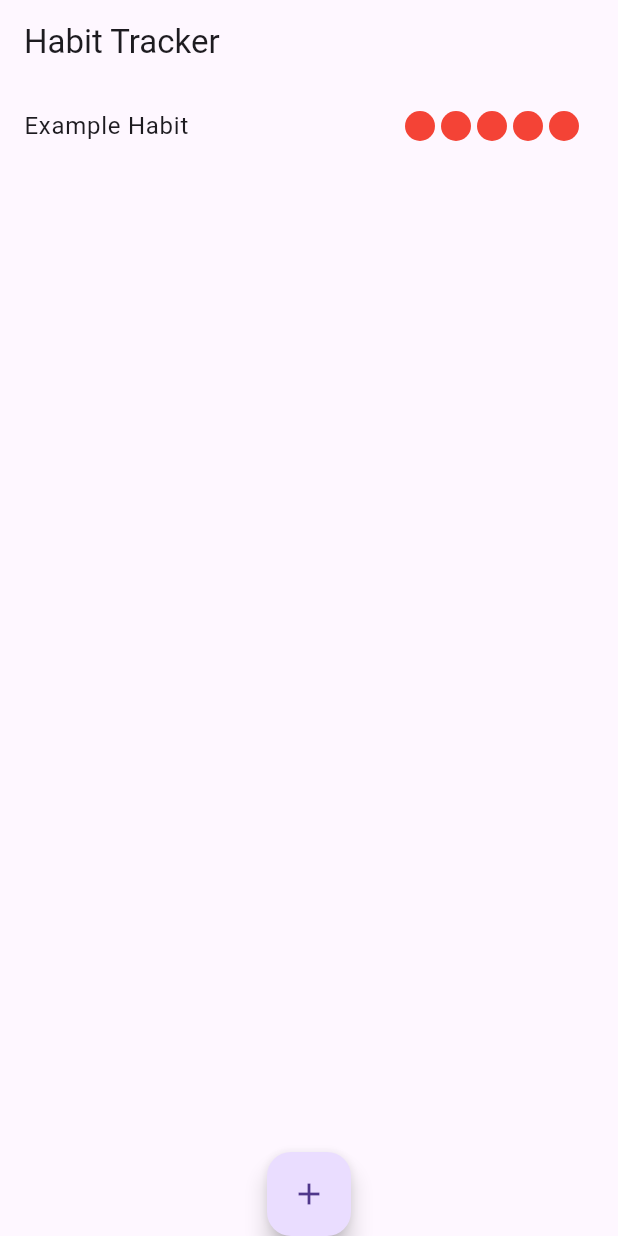
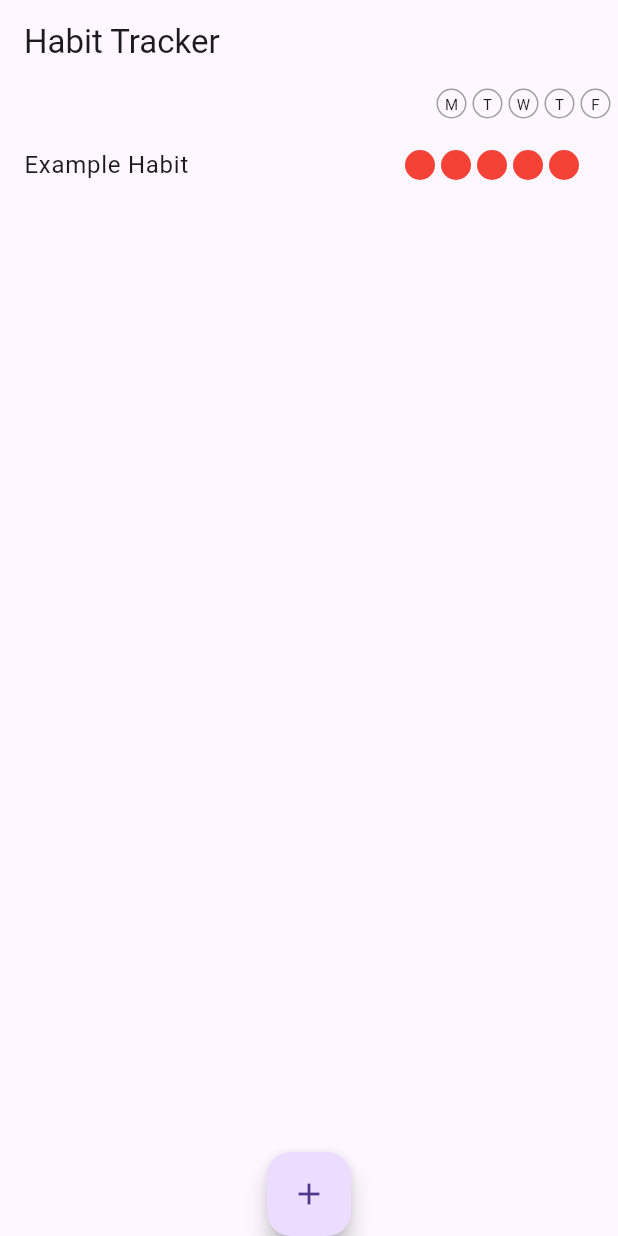
Before and after one commit to msathia/HealthApp, a Flutter app: the screen it shows after launch, on a phone screen of 412 x 824 dp. Run offline on Flutter 3.47's test engine with Material 3 defaults, Android fonts, the phone set to English and light mode, and no system bars.

Commit message:
Added Day on the top row

```diff
--- a/lib/screens/habit_list_screen.dart
+++ b/lib/screens/habit_list_screen.dart
@@ -1,5 +1,6 @@
 import 'package:flutter/material.dart';
 import '../models/habit.dart';
+import 'package:intl/intl.dart'; // Added for DateTime formatting
 
 class HabitListScreen extends StatefulWidget {
   @override
@@ -38,7 +39,38 @@ class _HabitListScreenState extends State<HabitListScreen> {
       appBar: AppBar(
         title: Text('Habit Tracker'),
       ),
-      body: ListView.builder(
+      body: Column(
+        children: [
+          Padding(
+            padding: const EdgeInsets.all(3.0),
+            child: Row(
+              mainAxisAlignment: MainAxisAlignment.end,
+              children: List.generate(
+                5,
+                (index) {
+                  final date =
+                      DateTime.now().subtract(Duration(days: 4 - index));
+                  return Container(
+                    width: 20,
+                    height: 20,
+                    margin: EdgeInsets.symmetric(horizontal: 2),
+                    decoration: BoxDecoration(
+                      shape: BoxShape.circle,
+                      border: Border.all(color: Colors.grey),
+                    ),
+                    child: Center(
+                      child: Text(
+                        _getDayAbbreviation(date.day),
+                        style: TextStyle(fontSize: 10),
+                      ),
+                    ),
+                  );
+                },
+              ),
+            ),
+          ),
+          Expanded(
+            child: ListView.builder(
               itemCount: habits.length,
               itemBuilder: (context, index) {
                 final habit = habits[index];
@@ -56,8 +88,9 @@ class _HabitListScreenState extends State<HabitListScreen> {
                           margin: EdgeInsets.symmetric(horizontal: 2),
                           decoration: BoxDecoration(
                             shape: BoxShape.circle,
-                      color:
-                          habit.completionStatus[i] ? Colors.green : Colors.red,
+                            color: habit.completionStatus[i]
+                                ? Colors.green
+                                : Colors.red,
                           ),
                         ),
                       ),
@@ -87,6 +120,9 @@ class _HabitListScreenState extends State<HabitListScreen> {
                 );
               },
             ),
+          ),
+        ],
+      ),
       floatingActionButton: FloatingActionButton(
         onPressed: () async {
           final result = await Navigator.pushNamed(
@@ -107,4 +143,25 @@ class _HabitListScreenState extends State<HabitListScreen> {
       floatingActionButtonLocation: FloatingActionButtonLocation.centerDocked,
     );
   }
+
+  String _getDayAbbreviation(int weekday) {
+    switch (weekday) {
+      case DateTime.monday:
+        return 'M';
+      case DateTime.tuesday:
+        return 'T';
+      case DateTime.wednesday:
+        return 'W';
+      case DateTime.thursday:
+        return 'T';
+      case DateTime.friday:
+        return 'F';
+      case DateTime.saturday:
+        return 'S';
+      case DateTime.sunday:
+        return 'S';
+      default:
+        return '';
     }
+  }
+}
```
Lines whose indentation alone changed are shown as unchanged.
